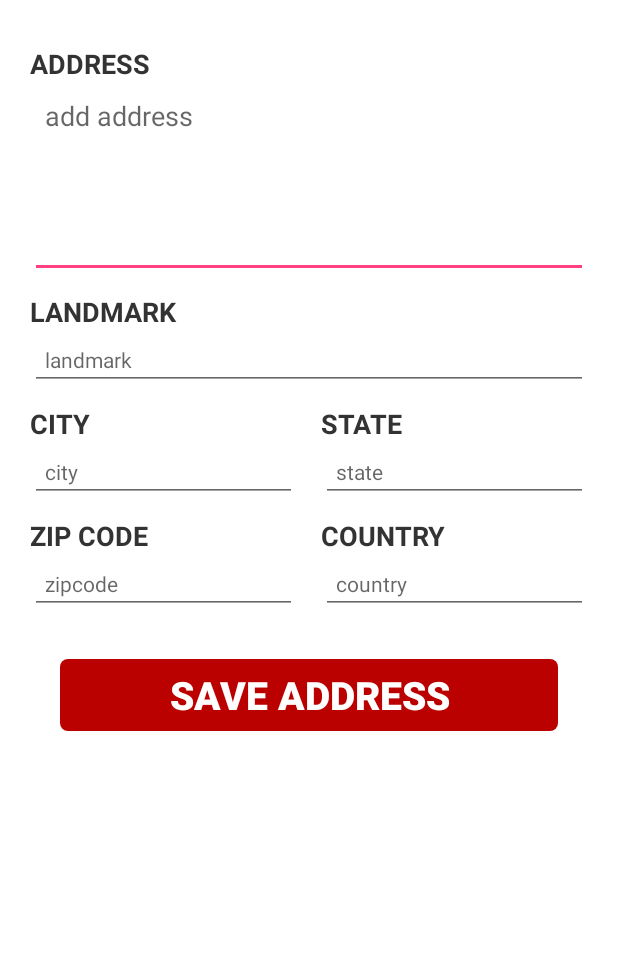
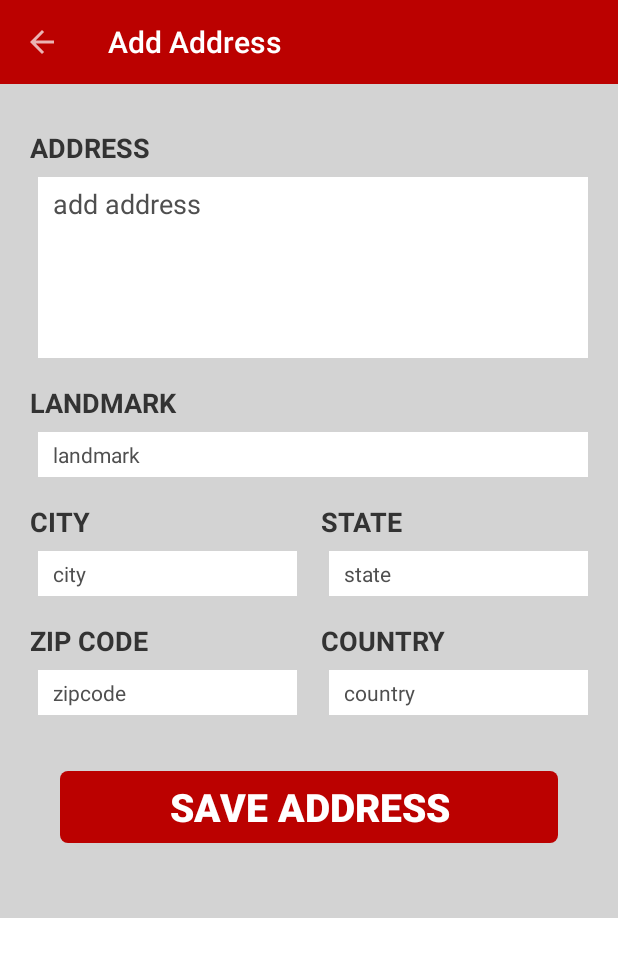
Before and after one commit to nishant-neosoft/neostore, an Android app: the AddAddressActivity screen opened directly, with no data from a screen before it, on a phone screen of 412 x 824 dp. Shown: the top 957 px of the screen. Run offline under Robolectric (Android 15) with nearby library versions, the phone set to English and light mode, and no system bars.

Commit message:
address module

```diff
--- a/app/src/main/java/com/neosoft/neostore/AddAddressActivity.java
+++ b/app/src/main/java/com/neosoft/neostore/AddAddressActivity.java
@@ -2,16 +2,44 @@ package com.neosoft.neostore;
 
 import android.os.Bundle;
 import android.support.annotation.Nullable;
-import android.support.v7.app.AppCompatActivity;
+import android.view.View;
+import android.widget.Button;
+import android.widget.EditText;
 
 /**
  * Created by webwerks1 on 5/12/16.
  */
 
-public class AddAddressActivity extends AppCompatActivity {
+public class AddAddressActivity extends BaseActivityToolbar implements View.OnClickListener {
+    private EditText etAddAdress;
+    private EditText etAddCity;
+    private EditText etAddCountry;
+    private EditText etAddLandmark;
+    private EditText etAddState;
+    private EditText etAddZipCode;
+    private Button btnSaveAddress;
+
     @Override
     protected void onCreate(@Nullable Bundle savedInstanceState) {
         super.onCreate(savedInstanceState);
         setContentView(R.layout.activity_add_address);
+        initViews();
+        btnSaveAddress.setOnClickListener(this);
+    }
+
+    private void initViews() {
+        etAddAdress = (EditText) findViewById(R.id.et_address_add);
+        etAddCity =(EditText) findViewById(R.id.et_city);
+        etAddCountry=(EditText) findViewById(R.id.et_country);
+        etAddLandmark=(EditText) findViewById(R.id.et_landmark);
+        etAddState=(EditText) findViewById(R.id.et_state);
+        etAddZipCode=(EditText) findViewById(R.id.et_zipcode);
+        btnSaveAddress = (Button)findViewById(R.id.btn_save_address);
+        setTitle("Add Address");
+    }
+
+    @Override
+    public void onClick(View v) {
+
     }
 }
--- /dev/null
+++ b/app/src/main/java/com/neosoft/neostore/BaseActivityToolbar.java
@@ -0,0 +1,49 @@
+package com.neosoft.neostore;
+
+import android.os.Bundle;
+import android.support.annotation.LayoutRes;
+import android.support.annotation.Nullable;
+import android.support.v7.app.AppCompatActivity;
+import android.support.v7.widget.Toolbar;
+import android.view.MenuItem;
+import android.view.ViewGroup;
+
+
+/**
+ * Created by webwerks1 on 8/12/16.
+ */
+
+public abstract class BaseActivityToolbar extends AppCompatActivity {
+
+    private Toolbar mtoolbar;
+
+    @Override
+    protected void onCreate(@Nullable Bundle savedInstanceState) {
+        super.onCreate(savedInstanceState);
+        super.setContentView(R.layout.activity_base_toolbar);
+        mtoolbar = (Toolbar) findViewById(R.id.toolbar);
+        setSupportActionBar(mtoolbar);
+        getSupportActionBar().setDisplayHomeAsUpEnabled(true);
+        getSupportActionBar().setDisplayHomeAsUpEnabled(true);
+    }
+
+    @Override
+    public void setContentView(@LayoutRes int layoutResID) {
+        getLayoutInflater().inflate(layoutResID, (ViewGroup) findViewById(R.id.inflate_in_frame));
+    }
+
+    @Override
+    public boolean onOptionsItemSelected(MenuItem item) {
+        switch (item.getItemId()) {
+            case android.R.id.home: {
+                finish();
+            }
+            return true;
+        }
+        return super.onOptionsItemSelected(item);
+    }
+
+    public void setTitle(String title){
+        getSupportActionBar().setTitle(title);
+    }
+}
--- a/app/src/main/java/com/neosoft/neostore/ui/LoginActivity.java
+++ b/app/src/main/java/com/neosoft/neostore/ui/LoginActivity.java
@@ -29,7 +29,7 @@ public class LoginActivity extends Activity {
         signup.setOnClickListener(new View.OnClickListener() {
             @Override
             public void onClick(View v) {
-                Intent intent = new Intent(LoginActivity.this, RegisterScreen.class);
+                Intent intent = new Intent(LoginActivity.this, RegisterActivity.class);
                 startActivity(intent);
             }
         });
--- a/app/src/main/java/com/neosoft/neostore/ui/RegisterScreen.java
+++ b/app/src/main/java/com/neosoft/neostore/ui/RegisterActivity.java
@@ -14,7 +14,7 @@ import com.neosoft.neostore.model.register.RegisterResponseModel;
 import com.neosoft.neostore.serviceapi.ApiResponse;
 import com.neosoft.neostore.serviceapi.GetServices;
 
-public class RegisterScreen extends AppCompatActivity {
+public class RegisterActivity extends AppCompatActivity {
     @Override
     protected void onCreate(Bundle savedInstanceState) {
         super.onCreate(savedInstanceState);
--- a/app/src/main/res/layout/activity_add_address.xml
+++ b/app/src/main/res/layout/activity_add_address.xml
@@ -1,7 +1,12 @@
 <?xml version="1.0" encoding="utf-8"?>
-<LinearLayout xmlns:android="http://schemas.android.com/apk/res/android"
+<ScrollView xmlns:android="http://schemas.android.com/apk/res/android"
+    android:layout_width="match_parent"
+    android:layout_height="match_parent">
+
+    <LinearLayout
         android:layout_width="match_parent"
         android:layout_height="match_parent"
+        android:background="@color/colorLightGray"
         android:orientation="vertical"
         android:padding="@dimen/tv_side_pad">
 
@@ -11,18 +16,17 @@
 
         <EditText
             android:id="@+id/et_address_add"
-        android:layout_width="match_parent"
-        android:layout_height="wrap_content"
+            style="@style/EditTextInAddAddress"
+            android:hint="add address"
             android:lines="5"
-        android:paddingLeft="@dimen/add_address_edittext_leftpadding"
-        android:gravity="top|left"
-        android:hint="add address" />
+            android:textAppearance="@android:style/TextAppearance.Medium" />
 
         <TextView
             style="@style/TextViewsinAddAddress"
             android:text="LANDMARK" />
 
         <EditText
+            android:id="@+id/et_landmark"
             style="@style/EditTextInAddAddress"
             android:hint="landmark" />
 
@@ -44,6 +48,7 @@
                     android:text="CITY" />
 
                 <EditText
+                    android:id="@+id/et_city"
                     style="@style/EditTextInAddAddress"
                     android:hint="city" />
 
@@ -52,6 +57,7 @@
                     android:text="ZIP CODE" />
 
                 <EditText
+                    android:id="@+id/et_zipcode"
                     style="@style/EditTextInAddAddress"
                     android:hint="zipcode"
                     android:inputType="phone"
@@ -71,6 +77,7 @@
                     android:text="STATE" />
 
                 <EditText
+                    android:id="@+id/et_state"
                     style="@style/EditTextInAddAddress"
                     android:hint="state" />
 
@@ -79,6 +86,7 @@
                     android:text="COUNTRY" />
 
                 <EditText
+                    android:id="@+id/et_country"
                     style="@style/EditTextInAddAddress"
                     android:hint="country" />
             </LinearLayout>
@@ -86,7 +94,9 @@
         </LinearLayout>
 
         <Button
+            android:id="@+id/btn_save_address"
             style="@style/SubmitButtoninWhite.Red"
             android:background="@drawable/submit_red_style"
             android:text="SAVE ADDRESS" />
     </LinearLayout>
+</ScrollView>
--- /dev/null
+++ b/app/src/main/res/layout/activity_base_toolbar.xml
@@ -0,0 +1,19 @@
+<?xml version="1.0" encoding="utf-8"?>
+<LinearLayout xmlns:android="http://schemas.android.com/apk/res/android"
+    android:id="@+id/base_activity_ll"
+    android:layout_width="match_parent"
+    android:layout_height="match_parent"
+    android:orientation="vertical">
+
+    <android.support.v7.widget.Toolbar
+        android:id="@+id/toolbar"
+        android:layout_width="match_parent"
+        android:layout_height="?android:attr/actionBarSize"
+        android:background="@color/colorFreeSpeechRed"
+        android:fitsSystemWindows="true" />
+
+    <FrameLayout
+        android:id="@+id/inflate_in_frame"
+        android:layout_width="match_parent"
+        android:layout_height="match_parent"/>
+</LinearLayout>
--- a/app/src/main/res/values-v21/styles.xml
+++ b/app/src/main/res/values-v21/styles.xml
@@ -1,9 +1,8 @@
 <resources>
 
-    <style name="AppTheme.NoActionBar">
-        <item name="windowActionBar">false</item>
-        <item name="windowNoTitle">true</item>
-        <item name="android:windowDrawsSystemBarBackgrounds">true</item>
-        <item name="android:statusBarColor">@android:color/transparent</item>
+    <style name="Theme.AppTheme.NoActionBar.Toolbar" parent="Theme.AppCompat.NoActionBar">
+        <item name="colorPrimary">@color/colorPrimaryDark</item>
+        <item name="colorPrimaryDark">@color/colorFreeSpeechRed</item>
+        <item name="android:colorBackground">@color/colorWhite</item>
     </style>
 </resources>
--- a/app/src/main/res/values/colors.xml
+++ b/app/src/main/res/values/colors.xml
@@ -1,13 +1,14 @@
 <?xml version="1.0" encoding="utf-8"?>
 <resources>
     <color name="colorPrimary">#3F51B5</color>
-    <color name="colorPrimaryDark">#9E0100</color>
+    <color name="colorPrimaryDark">#9e0100</color>
     <color name="colorAccent">#FF4081</color>
-    <color name="colorWhite">#FFFFFF</color>
-    <color name="colorFreeSpeechRed">#BB0100</color>
-    <color name="colorRuby">#9E0100</color>
+    <color name="colorWhite">#ffffff</color>
+    <color name="colorFreeSpeechRed">#bb0100</color>
+    <color name="colorRuby">#9e0100</color>
     <color name="colorgray31">#4f4f4f</color>
-    <color name="colornightrider">#2C2B2B</color>
+    <color name="colornightrider">#2c2b2b</color>
     <color name="colorgray20">#333333</color>
     <color name="colorGold">#FFD700</color>
+    <color name="colorLightGray">#D3D3D3</color>
 </resources>
--- a/app/src/main/res/values/styles.xml
+++ b/app/src/main/res/values/styles.xml
@@ -84,6 +84,8 @@
     <style name="AppTheme.NoActionBar">
         <item name="windowActionBar">false</item>
         <item name="windowNoTitle">true</item>
+        <item name="android:windowDrawsSystemBarBackgrounds" tools:targetApi="lollipop">true</item>
+        <item name="android:statusBarColor" tools:targetApi="lollipop">@android:color/transparent</item>
     </style>
 
     <style name="TextViewsinAddAddress">
@@ -96,6 +98,14 @@
     </style>
 
     <style name="EditTextInAddAddress">
+        <item name="android:textColor">@color/colorgray20</item>
+        <item name="android:textColorHint">@color/colorgray31</item>
+        <item name="android:layout_marginLeft">5dp</item>
+        <item name="android:paddingBottom">5dp</item>
+        <item name="android:paddingTop">5dp</item>
+        <item name="android:layout_marginBottom">7dp</item>
+        <item name="android:layout_marginTop">7dp</item>
+        <item name="android:background">@color/colorWhite</item>
         <item name="android:layout_width">match_parent</item>
         <item name="android:layout_height">wrap_content</item>
         <item name="android:ems">1</item>
@@ -103,4 +113,10 @@
         <item name="android:gravity">top|left</item>
         <item name="android:paddingLeft">@dimen/add_address_edittext_leftpadding</item>
     </style>
+
+    <style name="Theme.AppTheme.NoActionBar" parent="Theme.AppCompat.NoActionBar" >
+        <item name="colorPrimary">@color/colorPrimaryDark</item>
+        <item name="colorPrimaryDark">@color/colorFreeSpeechRed</item>
+        <item name="android:colorBackground">@color/colorWhite</item>
+    </style>
 </resources>
--- a/build.gradle
+++ b/build.gradle
@@ -3,12 +3,14 @@
 buildscript {
     repositories {
         jcenter()
+        mavenCentral()
     }
     dependencies {
-        classpath 'com.android.tools.build:gradle:2.2.2'
+        classpath 'com.android.tools.build:gradle:2.2.3'
 
         // NOTE: Do not place your application dependencies here; they belong
         // in the individual module build.gradle files
+        classpath 'org.greenrobot:greendao-gradle-plugin:3.2.1'
     }
 }
 
```
Also changed, not shown: app/build.gradle (+6 -1 lines), app/src/main/AndroidManifest.xml (+5 -4 lines), app/src/main/java/com/neosoft/neostore/AddressActivity.java (+9 -8 lines), app/src/main/java/com/neosoft/neostore/adapter/TableAdapter.java (+5 -5 lines), app/src/main/java/com/neosoft/neostore/validate/Validate.java (+56 -67 lines). Lines whose indentation alone changed are shown as unchanged.
